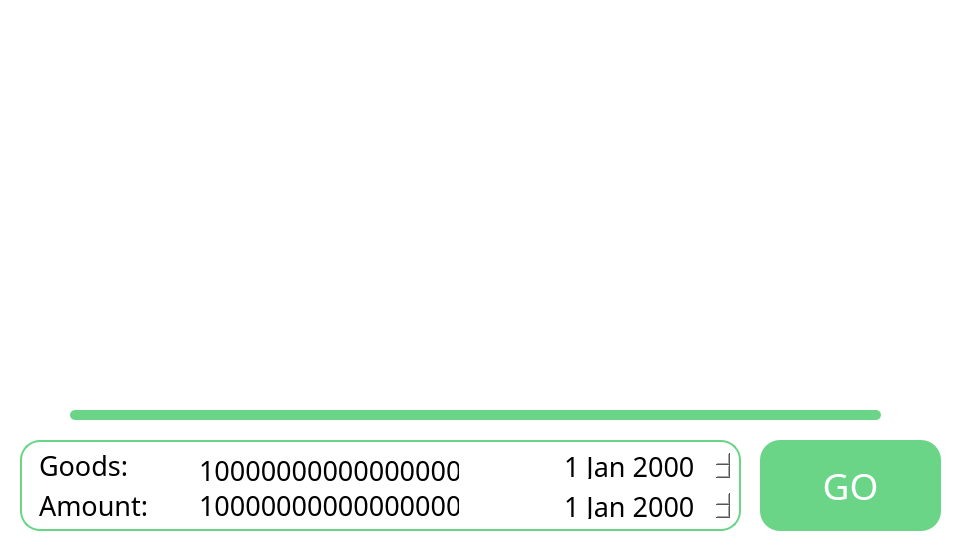
Before: the Qt Designer form uis/reports/Reports.ui in exorevan/Invoices-application--PyQT6-, drawn with Qt 5.
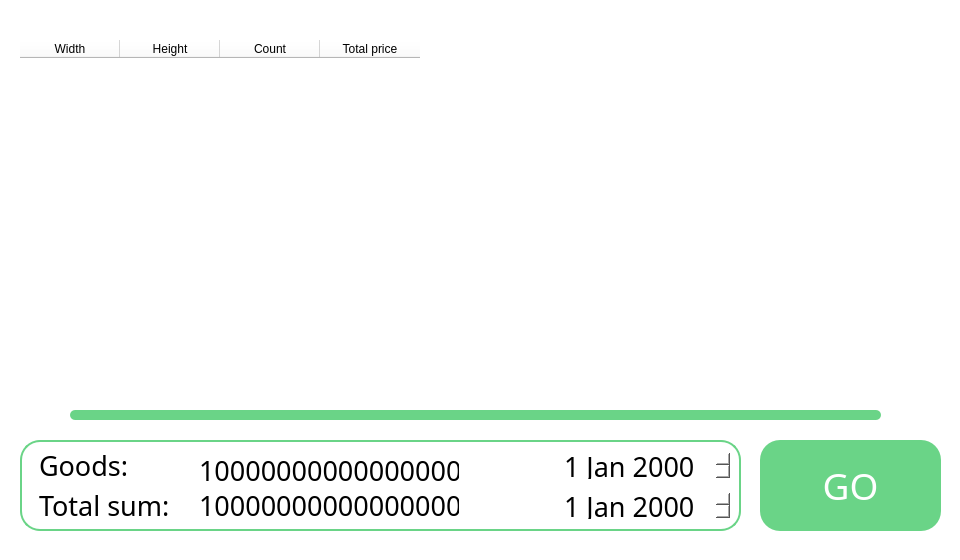
After: the same form once the commit is applied. Icons and pictures are not drawn.

Commit message: Added first view of plots from DB, page reports is working full

```diff
--- a/uis/reports/Reports.ui
+++ b/uis/reports/Reports.ui
@@ -79,6 +79,26 @@
     <attribute name="verticalHeaderDefaultSectionSize">
      <number>50</number>
     </attribute>
+    <column>
+     <property name="text">
+      <string>Width</string>
+     </property>
+    </column>
+    <column>
+     <property name="text">
+      <string>Height</string>
+     </property>
+    </column>
+    <column>
+     <property name="text">
+      <string>Count</string>
+     </property>
+    </column>
+    <column>
+     <property name="text">
+      <string>Total price</string>
+     </property>
+    </column>
    </widget>
    <widget class="QFrame" name="frame">
     <property name="geometry">
@@ -245,7 +265,7 @@
 border: 2px solid white;</string>
      </property>
      <property name="text">
-      <string>Amount:</string>
+      <string>Total sum:</string>
      </property>
     </widget>
     <widget class="QDateEdit" name="dateEdit_2">
```
Left out of the diff: 10 changed lines with no effect on the pictures. The commit also changes 2 other files.
